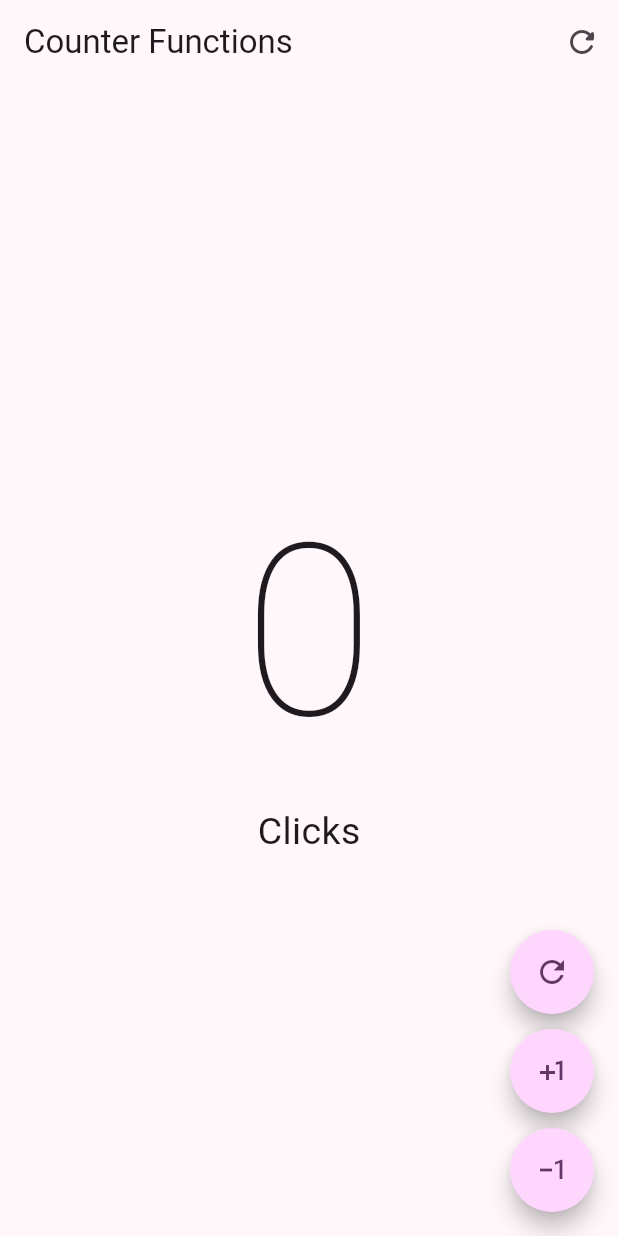
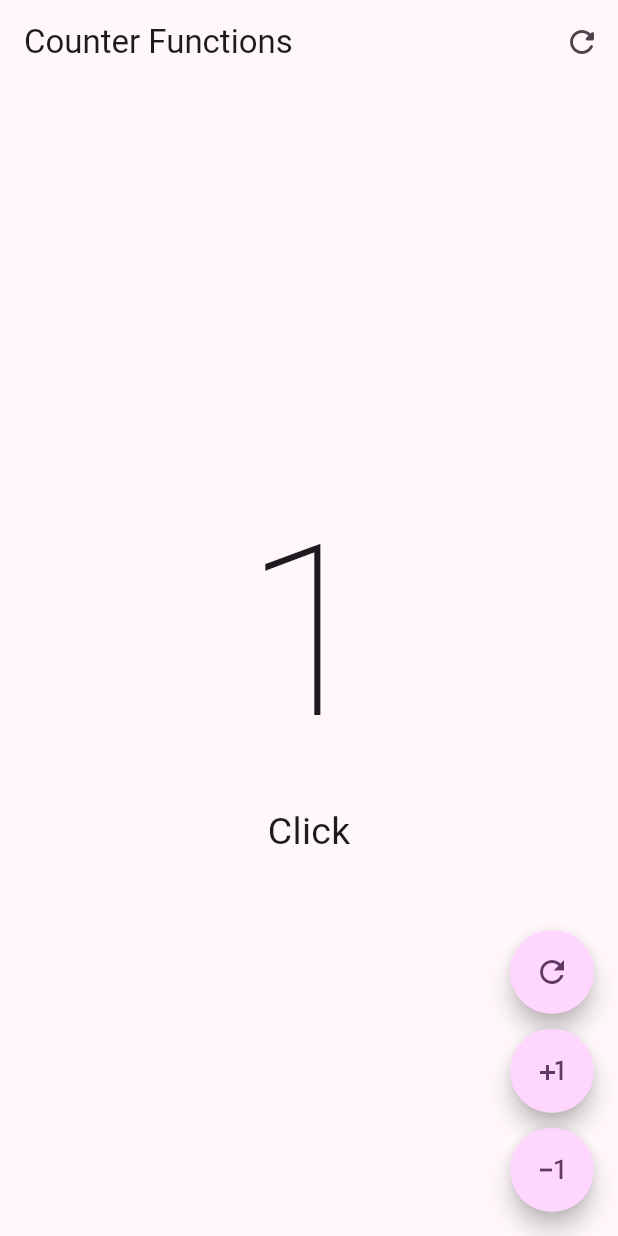
Before and after one commit to AlexhHr23/hello_world_app, a Flutter app: the screen it shows after launch, after a tap on the "plus one" icon, on a phone screen of 412 x 824 dp. Run offline on Flutter 3.47's test engine with Material 3 defaults, Android fonts, the phone set to English and light mode, and no system bars.

Commit message:
Funciones como argumento

```diff
--- a/lib/presentation/screens/counter/counter_functions_screen.dart
+++ b/lib/presentation/screens/counter/counter_functions_screen.dart
@@ -41,31 +41,57 @@ class _CounterFunctionsScreenState extends State<CounterFunctionsScreen> {
         ),
         floatingActionButton: Column(
           mainAxisAlignment: MainAxisAlignment.end,
-          children:[
-            SizedBox(height: 10),
-            CustomButton(icon: Icons.refresh),
-            SizedBox(height: 10),
-            CustomButton(icon: Icons.plus_one),
-            SizedBox(height: 10),
-            CustomButton(icon: Icons.exposure_minus_1_outlined),
+          children: [
+            const SizedBox(
+              height: 10,
+            ),
+            CustomButton(
+              icon: Icons.refresh,
+              onPressed: () {
+                setState(() {
+                  clickCounter = 0;
+                });
+              },
+            ),
+            const SizedBox(height: 10),
+            CustomButton(
+              icon: Icons.plus_one,
+              onPressed: () {
+                setState(() {
+                  clickCounter++;
+                });
+              },
+            ),
+            const SizedBox(height: 10),
+            CustomButton(
+              icon: Icons.exposure_minus_1_outlined,
+              onPressed: () {
+                if (clickCounter == 0) return;
+                setState(() {
+                  clickCounter--;
+                });
+              },
+            ),
           ],
         ));
   }
 }
 
 class CustomButton extends StatelessWidget {
-
   final IconData icon;
+  final VoidCallback? onPressed;
 
   const CustomButton({
-    super.key, required this.icon,
+    super.key,
+    required this.icon,
+    required this.onPressed,
   });
 
   @override
   Widget build(BuildContext context) {
     return FloatingActionButton(
       shape: const StadiumBorder(),
-      onPressed: () {},
+      onPressed: onPressed,
       child: Icon(icon),
     );
   }
```
